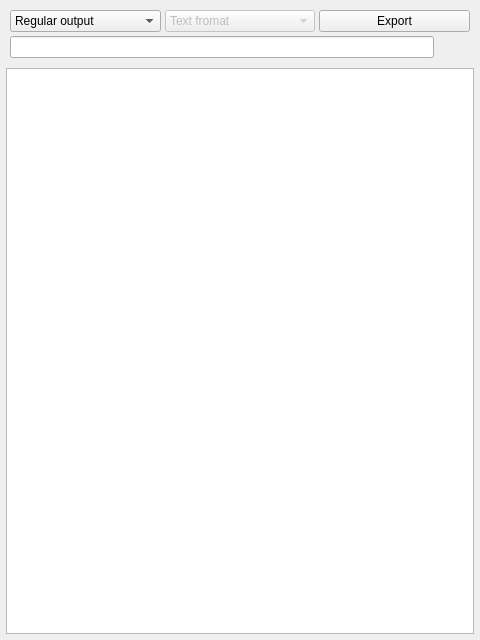
emericg/MiniVideo, file mini_analyser/ui/tabexport.ui: the form before one commit.
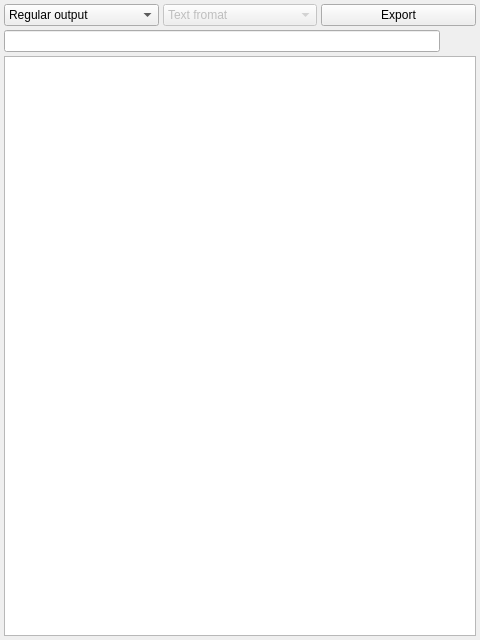
The form after the commit. Icons and pictures are not drawn.

Commit message: minianalyser: reduce gui elements margins

Diff of the .ui file:
```diff
--- a/mini_analyser/ui/tabexport.ui
+++ b/mini_analyser/ui/tabexport.ui
@@ -15,16 +15,19 @@
   </property>
   <layout class="QGridLayout" name="gridLayout">
    <property name="leftMargin">
-    <number>6</number>
+    <number>4</number>
    </property>
    <property name="topMargin">
-    <number>6</number>
+    <number>4</number>
    </property>
    <property name="rightMargin">
-    <number>6</number>
+    <number>4</number>
    </property>
    <property name="bottomMargin">
-    <number>6</number>
+    <number>4</number>
+   </property>
+   <property name="spacing">
+    <number>4</number>
    </property>
    <item row="0" column="0">
     <widget class="QFrame" name="frame">
@@ -33,16 +36,16 @@
      </property>
      <layout class="QGridLayout" name="gridLayout_18">
       <property name="leftMargin">
-       <number>4</number>
+       <number>0</number>
       </property>
       <property name="topMargin">
-       <number>4</number>
+       <number>0</number>
       </property>
       <property name="rightMargin">
-       <number>4</number>
+       <number>0</number>
       </property>
       <property name="bottomMargin">
-       <number>4</number>
+       <number>0</number>
       </property>
       <property name="spacing">
        <number>4</number>
```
The commit also changes 3 other files.
